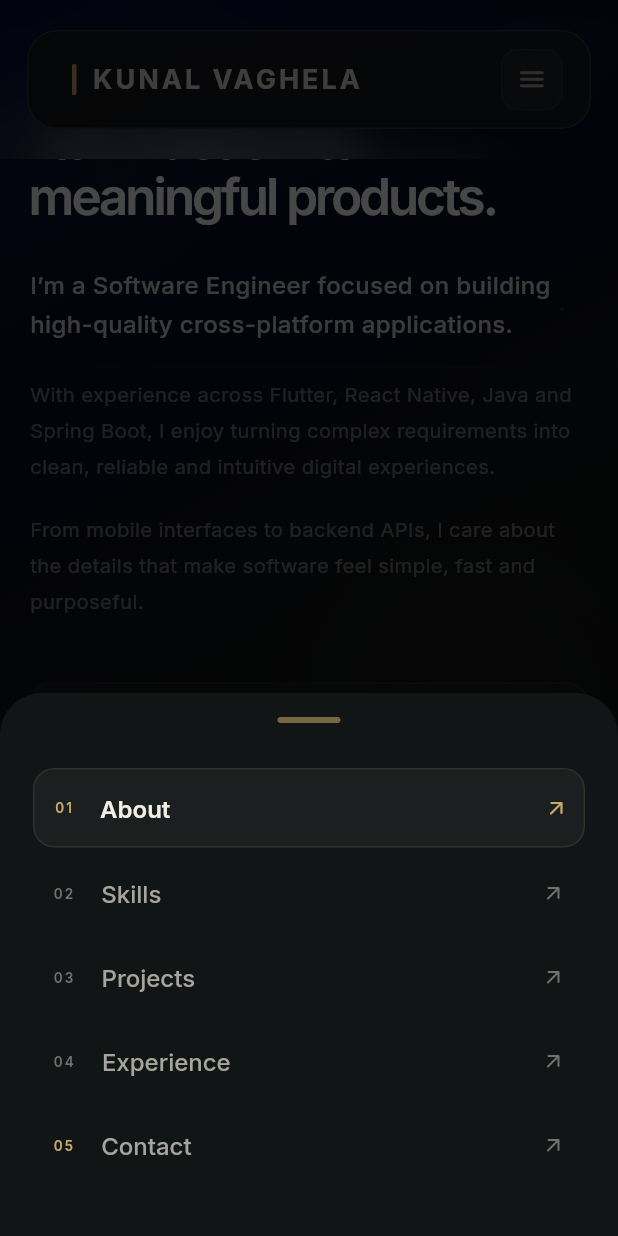
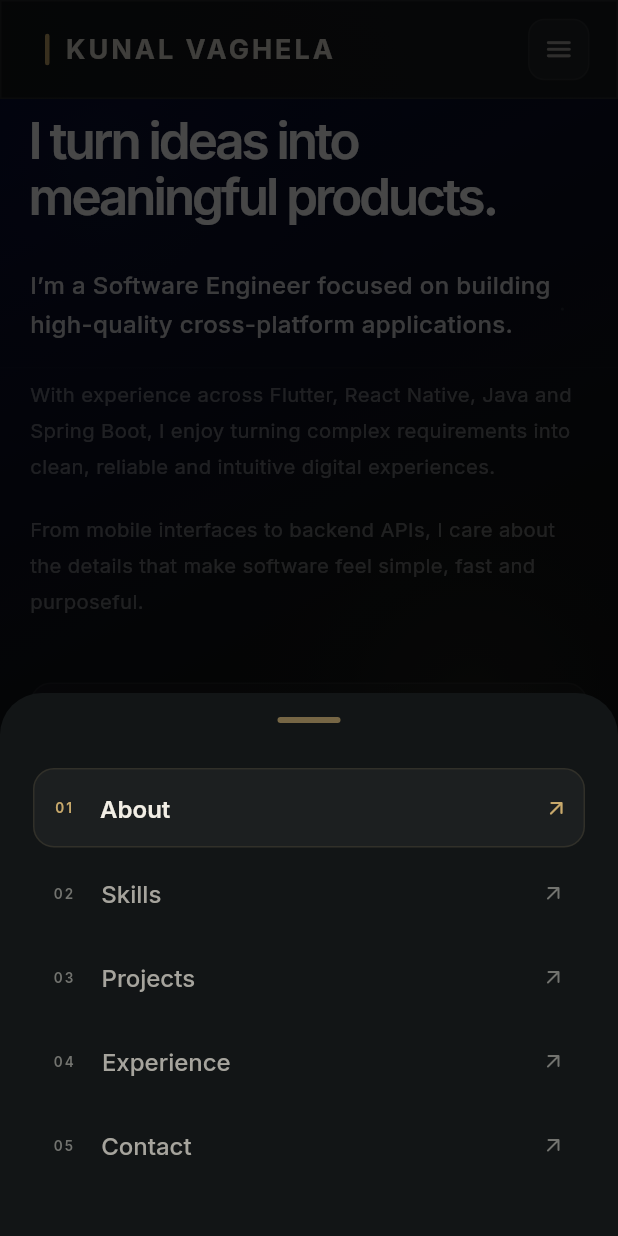
Before and after one commit to Kunal645/kunal_portfolio, a Flutter app: the screen it shows after launch, scrolled down 576 dp, after a tap on the "menu" icon, on a phone screen of 412 x 824 dp. Run offline on Flutter 3.47's test engine with Material 3 defaults, Android fonts, the light colour scheme and no system bars; our stand-ins replace google_fonts.

Commit message:
Expand navbar on Scroll

```diff
--- a/lib/screens/portfolio_screen.dart
+++ b/lib/screens/portfolio_screen.dart
@@ -151,15 +151,18 @@ class _PortfolioScreenState extends State<PortfolioScreen> {
                 SliverPersistentHeader(
                   pinned: true,
                   delegate: _StickyNavbarDelegate(
-                    child: Navbar(
+                    builder: (isScrolled) {
+                      return Navbar(
                         activeSection: _activeSection,
+                        isScrolled: isScrolled,
                         onLogoTap: scrollToTop,
                         onAboutTap: () => scrollToSection(_aboutKey),
                         onSkillsTap: () => scrollToSection(_skillsKey),
                         onProjectsTap: () => scrollToSection(_projectsKey),
                         onExperienceTap: () => scrollToSection(_experienceKey),
                         onContactTap: () => scrollToSection(_contactKey),
-                    ),
+                      );
+                    },
                   ),
                 ),
 
@@ -256,12 +259,14 @@ class _PortfolioScreenState extends State<PortfolioScreen> {
 // ============================================================
 
 class _StickyNavbarDelegate extends SliverPersistentHeaderDelegate {
-  final Widget child;
+  final Widget Function(bool isScrolled) builder;
 
-  _StickyNavbarDelegate({required this.child});
+  _StickyNavbarDelegate({
+    required this.builder,
+  });
 
   @override
-  double get minExtent => 106;
+  double get minExtent => 66;
 
   @override
   double get maxExtent => 106;
@@ -272,20 +277,19 @@ class _StickyNavbarDelegate extends SliverPersistentHeaderDelegate {
       double shrinkOffset,
       bool overlapsContent,
       ) {
+    final bool isScrolled = shrinkOffset > 5;
+
     return ClipRect(
       child: BackdropFilter(
         filter: ImageFilter.blur(
           sigmaX: 20,
           sigmaY: 20,
         ),
-        child: Container(
+        child: SizedBox(
           width: double.infinity,
-          decoration: BoxDecoration(
-            color: Colors.transparent,
-          ),
           child: Material(
             color: Colors.transparent,
-            child: child,
+            child: builder(isScrolled),
           ),
         ),
       ),
@@ -293,7 +297,9 @@ class _StickyNavbarDelegate extends SliverPersistentHeaderDelegate {
   }
 
   @override
-  bool shouldRebuild(covariant _StickyNavbarDelegate oldDelegate) {
+  bool shouldRebuild(
+      covariant _StickyNavbarDelegate oldDelegate,
+      ) {
     return true;
   }
 }
--- a/lib/widgets/navbar.dart
+++ b/lib/widgets/navbar.dart
@@ -12,6 +12,7 @@ class Navbar extends StatelessWidget {
   final VoidCallback onProjectsTap;
   final VoidCallback onExperienceTap;
   final VoidCallback onContactTap;
+  final bool isScrolled;
 
   final String activeSection;
 
@@ -24,6 +25,7 @@ class Navbar extends StatelessWidget {
     required this.onExperienceTap,
     required this.onContactTap,
     required this.activeSection,
+    this.isScrolled = false,
   });
 
   @override
@@ -32,33 +34,56 @@ class Navbar extends StatelessWidget {
       builder: (context, constraints) {
         final isMobile = constraints.maxWidth < 800;
 
-        return Padding(
+        return AnimatedPadding(
+          duration: const Duration(milliseconds: 350),
+          curve: Curves.easeOutCubic,
           padding: EdgeInsets.symmetric(
-            horizontal: isMobile ? 18 : 60,
-            vertical: 20,
+            horizontal: isScrolled ? 0 : (isMobile ? 18 : 60),
+            vertical: isScrolled ? 0 : 20,
           ),
           child: ClipRRect(
-            borderRadius: BorderRadius.circular(20),
+            borderRadius: BorderRadius.circular(
+              isScrolled ? 0 : 20,
+            ),
             child: BackdropFilter(
-              filter: ImageFilter.blur(sigmaX: 25, sigmaY: 25),
-              child: Container(
+              filter: ImageFilter.blur(
+                sigmaX: 25,
+                sigmaY: 25,
+              ),
+              child: AnimatedContainer(
+                duration: const Duration(milliseconds: 350),
+                curve: Curves.easeOutCubic,
                 height: 66,
-                padding: EdgeInsets.symmetric(horizontal: isMobile ? 18 : 24),
+                padding: EdgeInsets.symmetric(
+                  horizontal: isMobile ? 18 : 24,
+                ),
                 decoration: BoxDecoration(
                   gradient: LinearGradient(
                     begin: Alignment.topLeft,
                     end: Alignment.bottomRight,
                     colors: [
-                      AppTheme.surface.withOpacity(0.92),
-                      AppTheme.surfaceLight.withOpacity(0.78),
+                      AppTheme.surface.withOpacity(
+                        isScrolled ? 0.96 : 0.92,
+                      ),
+                      AppTheme.surfaceLight.withOpacity(
+                        isScrolled ? 0.88 : 0.78,
+                      ),
                     ],
                   ),
-                  borderRadius: BorderRadius.circular(20),
-                  border: Border.all(color: Colors.white.withOpacity(0.12)),
+                  borderRadius: BorderRadius.circular(
+                    isScrolled ? 0 : 20,
+                  ),
+                  border: Border.all(
+                    color: Colors.white.withOpacity(
+                      isScrolled ? 0.08 : 0.12,
+                    ),
+                  ),
                   boxShadow: [
                     BoxShadow(
-                      color: Colors.black.withOpacity(0.34),
-                      blurRadius: 35,
+                      color: Colors.black.withOpacity(
+                        isScrolled ? 0.28 : 0.34,
+                      ),
+                      blurRadius: isScrolled ? 25 : 35,
                       offset: const Offset(0, 14),
                     ),
                     BoxShadow(
@@ -416,7 +441,6 @@ class _MobileMenuButtonState extends State<_MobileMenuButton> {
                 _MobileMenuItem(
                   number: '05',
                   title: 'Contact',
-                  isAccent: true,
                   isActive: widget.activeSection == 'contact',
                   onTap: () {
                     Navigator.pop(context);
```
Also changed, not shown: 3 other files. Lines whose indentation alone changed are shown as unchanged.
